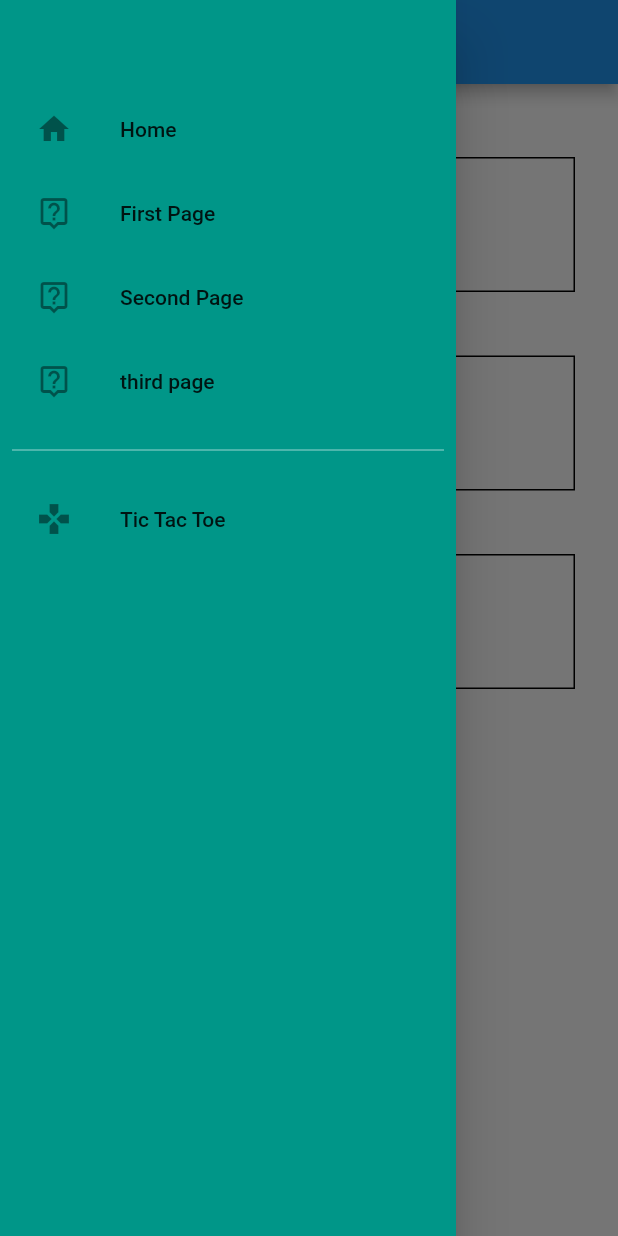
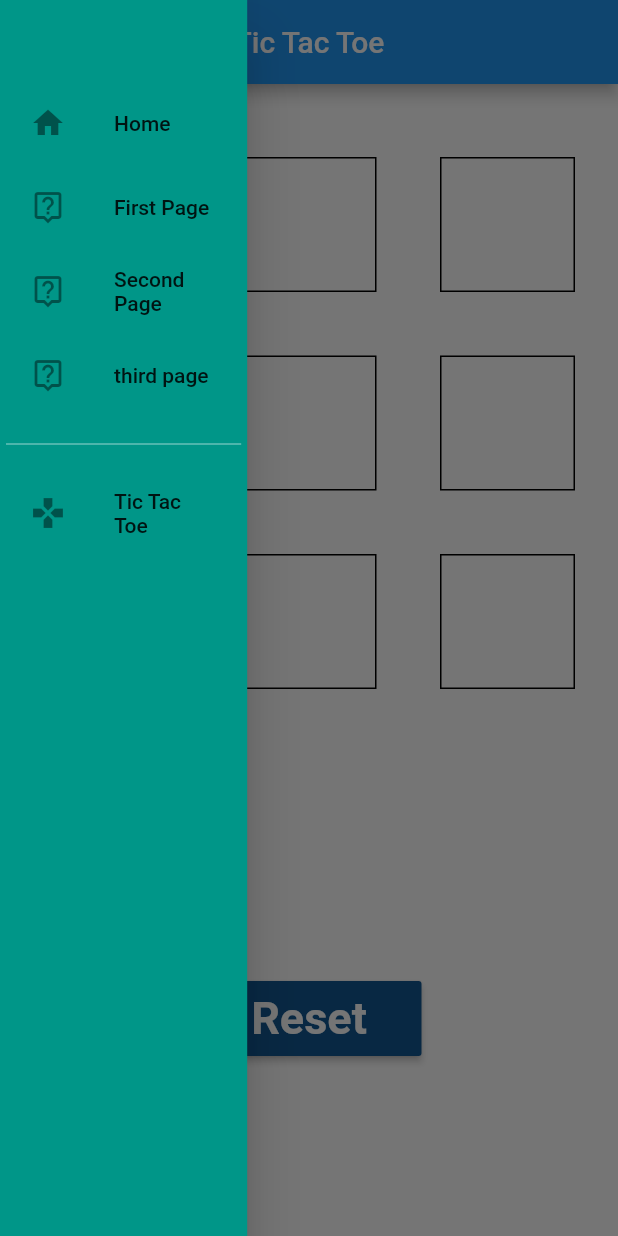
Before and after one commit to EDR3X/myApp, a Flutter app: the HomePage screen opened directly, with the side drawer open, on a phone screen of 412 x 824 dp. Run offline on Flutter 3.47's test engine with Material 2 defaults, Android fonts, the phone set to English and light mode, and no system bars.

Commit message:
made changes to drawer i.e. made it better

```diff
--- a/lib/myDrawer.dart
+++ b/lib/myDrawer.dart
@@ -15,10 +15,12 @@ class myDrawer extends StatefulWidget {
 class _myDrawerState extends State<myDrawer> {
   @override
   Widget build(BuildContext context) {
-    return Drawer(
+    return SizedBox(
+      width: MediaQuery.of(context).size.width * 0.40,
+      child: Drawer(
         backgroundColor: Colors.teal,
         child: Padding(
-        padding: const EdgeInsets.all(8.0),
+          padding: const EdgeInsets.all(4.0),
           child: ListView(
             children: [
               // UserAccountsDrawerHeader(
@@ -89,6 +91,7 @@ class _myDrawerState extends State<myDrawer> {
             ],
           ),
         ),
+      ),
     );
   }
 }
```
Lines whose indentation alone changed are shown as unchanged.
